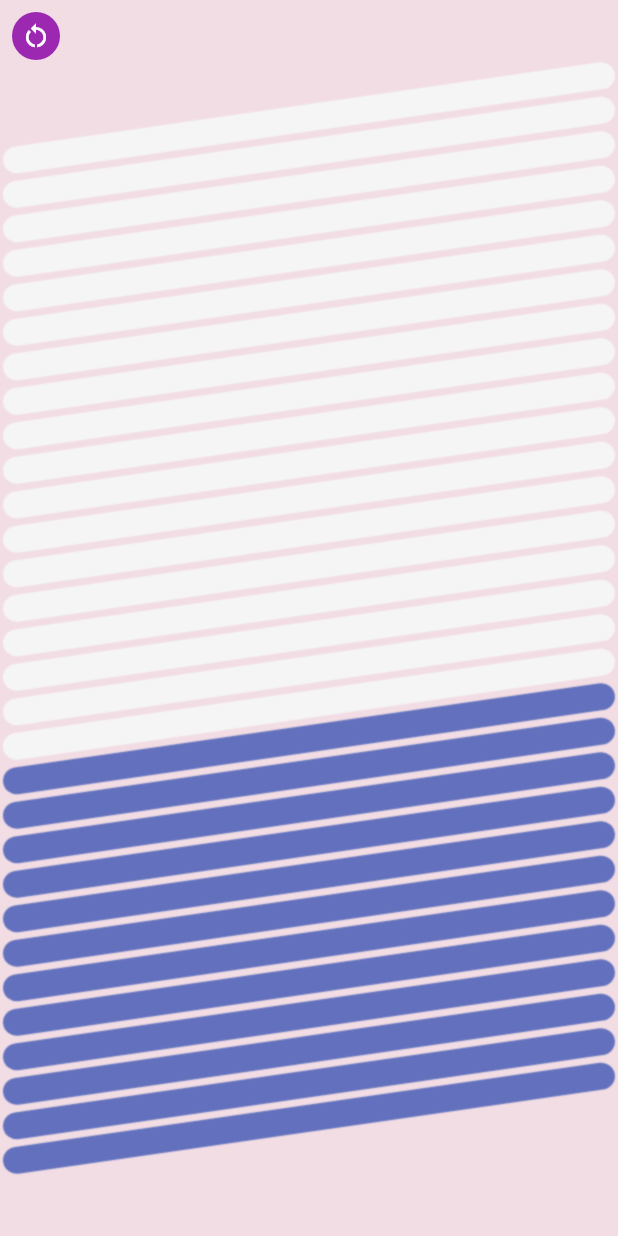
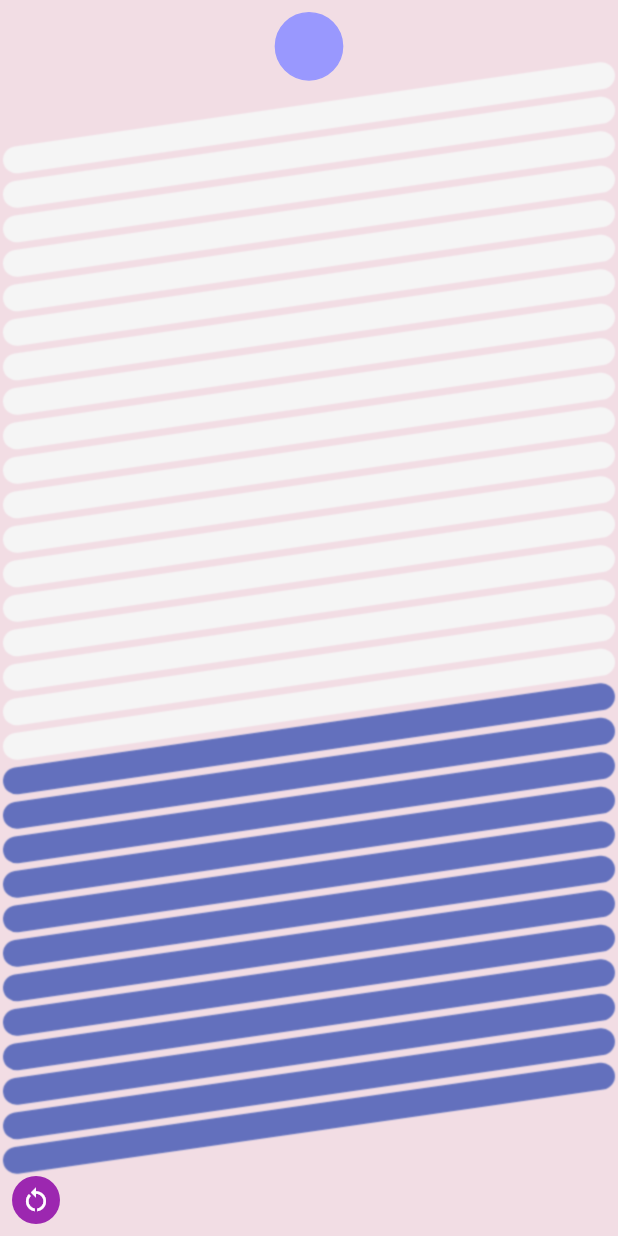
Before and after one commit to reqdevil/Sport-Timer-App, a Flutter app: the ProgressPage screen opened by its route, after a tap on the "restart alt" icon, on a phone screen of 412 x 824 dp. Run offline on Flutter 3.47's test engine with Material 2 defaults, Android fonts, the phone set to English and light mode, and no system bars; drawn by our look-alikes of percent_indicator; missing offline and left inert: matrix4_transform.

Commit message:
Blinking ball widget
Blinking ball widget added.
The widget added to progress page.

```diff
--- a/lib/Pages/progresspage.dart
+++ b/lib/Pages/progresspage.dart
@@ -4,6 +4,9 @@ import 'dart:ui';
 import 'package:flutter/material.dart';
 import 'package:percent_indicator/percent_indicator.dart';
 import 'dart:math' as math;
+
+import 'package:timer_app/Utilities/AppColor.dart';
+import 'package:timer_app/Widgets/ballwidget.dart';
 
 class ProgressPage extends StatefulWidget {
   const ProgressPage({Key? key}) : super(key: key);
@@ -16,9 +19,16 @@ class _ProgressPageState extends State<ProgressPage>
     with SingleTickerProviderStateMixin {
   final List<LinearProgress> _list = [];
   late Timer timer;
-
+  late Color _color;
+  late bool isBlinking;
+  int _interval = 10;
   @override
   void initState() {
+    setState(() {
+      isBlinking = false;
+    });
+
+    _color = AppColor.primaryColor;
     for (var i = 0; i < 30; i++) {
       LinearProgress item =
           LinearProgress(GlobalObjectKey('key' + i.toString()), 0);
@@ -34,10 +44,16 @@ class _ProgressPageState extends State<ProgressPage>
   }
 
   void startProgress() {
+    setState(() {
+      isBlinking = true;
+    });
     int i = 0;
-    timer = Timer.periodic(const Duration(milliseconds: 10), (_) {
+    timer = Timer.periodic(Duration(milliseconds: _interval), (_) {
       if (i == _list.length) {
         timer.cancel();
+        setState(() {
+          isBlinking = false;
+        });
         print('cancelled');
       }
       if (i < _list.length) {
@@ -48,7 +64,17 @@ class _ProgressPageState extends State<ProgressPage>
         });
       }
 
-      if (_list[i].percentage == 100) i++;
+      if (_list[i].percentage == 100) {
+        // setState(() {
+        //   if (_color == AppColor.primaryColor) {
+        //     _color = AppColor.secondaryColor;
+        //   } else if (_color == AppColor.secondaryColor) {
+        //     _color = AppColor.primaryColor;
+        //   }
+        // });
+        i++;
+      }
+
       print(i);
     });
   }
@@ -116,7 +142,7 @@ class _ProgressPageState extends State<ProgressPage>
             ),
           ),
           Align(
-            alignment: Alignment.topLeft,
+            alignment: Alignment.bottomLeft,
             child: ElevatedButton(
               onPressed: () {
                 setState(() {
@@ -140,6 +166,17 @@ class _ProgressPageState extends State<ProgressPage>
                   color: Colors.white, size: 20),
             ),
           ),
+          Align(
+            alignment: Alignment.topCenter,
+            child: Padding(
+              padding: const EdgeInsets.all(8.0),
+              child: Ball(
+                  isBlinking: isBlinking,
+                  primaryColor: AppColor.primaryColor,
+                  secondaryColor: AppColor.secondaryColor,
+                  interval: _interval * 10),
+            ),
+          )
         ],
       ),
     );
--- /dev/null
+++ b/lib/Widgets/ballwidget.dart
@@ -0,0 +1,64 @@
+import 'dart:async';
+
+import 'package:flutter/widgets.dart';
+
+class Ball extends StatefulWidget {
+  bool isBlinking;
+  Color primaryColor;
+  Color secondaryColor;
+  int interval;
+  Ball(
+      {Key? key,
+      required this.isBlinking,
+      required this.primaryColor,
+      required this.secondaryColor,
+      required this.interval})
+      : super(key: key);
+
+  @override
+  _BallState createState() => _BallState();
+}
+
+class _BallState extends State<Ball> {
+  late Color _color;
+  late Timer _timer;
+  @override
+  void initState() {
+    _color = widget.primaryColor;
+
+    changeColor();
+    super.initState();
+  }
+
+  @override
+  void dispose() {
+    _timer.cancel();
+    super.dispose();
+  }
+
+  changeColor() {
+    _timer = Timer.periodic(Duration(milliseconds: widget.interval), (_) {
+      if (widget.isBlinking) {
+        setState(() {
+          if (_color == widget.primaryColor) {
+            _color = widget.secondaryColor;
+          } else if (_color == widget.secondaryColor) {
+            _color = widget.primaryColor;
+          }
+        });
+      }
+    });
+  }
+
+  @override
+  Widget build(BuildContext context) {
+    return Container(
+      height: MediaQuery.of(context).size.width / 9,
+      width: MediaQuery.of(context).size.width / 9,
+      decoration: BoxDecoration(
+          color: _color,
+          shape: BoxShape.circle,
+          border: Border.all(width: 1, color: _color)),
+    );
+  }
+}
```
